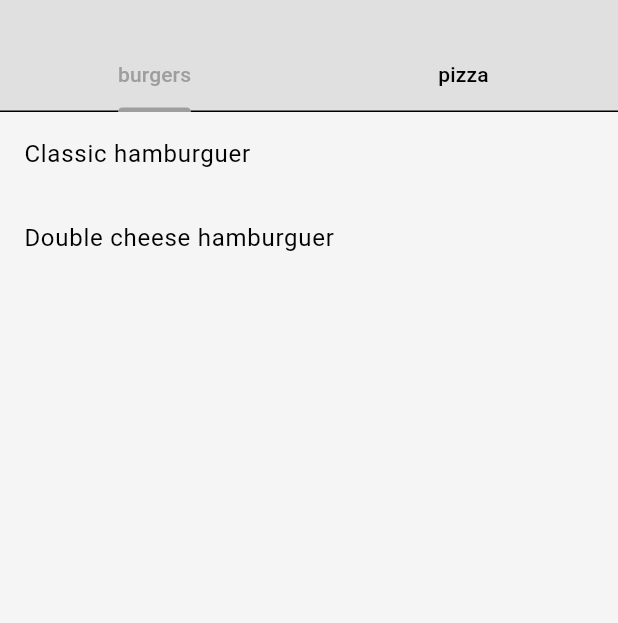
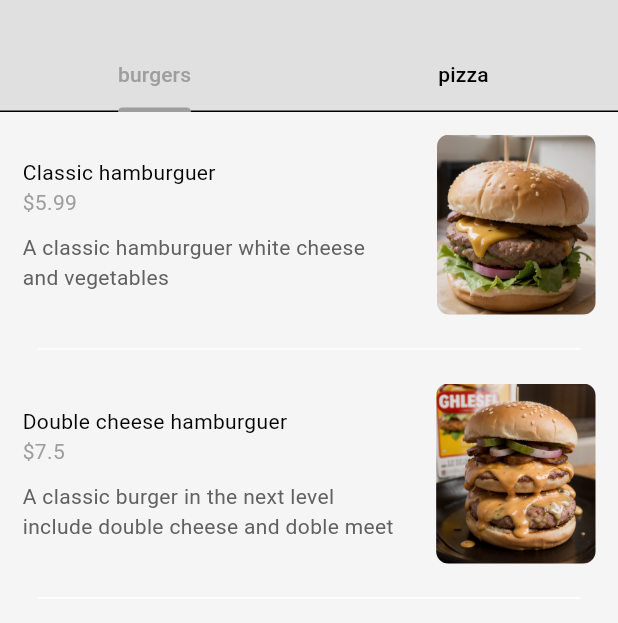
Before and after one commit to BryanAvalos23/delivery, a Flutter app: the HomePage screen opened directly, on a phone screen of 412 x 824 dp, the part 398-1021 px from its top. Run offline on Flutter 3.47's test engine with Material 3 defaults, Android fonts, the phone set to English and light mode, and no system bars.

Commit message:
feat: filter foods in pages with the information

```diff
--- a/lib/components/my_food_tile.dart
+++ b/lib/components/my_food_tile.dart
@@ -0,0 +1,73 @@
+import 'package:delivery/models/food.dart';
+import 'package:flutter/material.dart';
+
+class FoodTile extends StatelessWidget {
+  final Food food;
+  final void Function()? onTap;
+
+  const FoodTile({
+    super.key,
+    required this.food,
+    required this.onTap,
+  });
+
+  @override
+  Widget build(BuildContext context) {
+    return Column(
+      children: [
+        GestureDetector(
+          onTap: onTap,
+          child: Padding(
+            padding: const EdgeInsets.all(15.0),
+            child: Row(
+              children: [
+                // Text food details
+                Expanded(
+                  child: Column(
+                    crossAxisAlignment: CrossAxisAlignment.start,
+                    children: [
+                      Text(food.name),
+                      Text(
+                        '\$${food.price}',
+                        style: TextStyle(
+                          color: Theme.of(context).colorScheme.primary,
+                        ),
+                      ),
+                      const SizedBox(
+                        height: 10,
+                      ),
+                      Text(
+                        food.description,
+                        style: TextStyle(
+                          color: Theme.of(context).colorScheme.inversePrimary,
+                        ),
+                      ),
+                    ],
+                  ),
+                ),
+
+                const SizedBox(
+                  width: 25,
+                ),
+
+                // food Images
+                ClipRRect(
+                  borderRadius: BorderRadius.circular(8),
+                  child: Image.asset(
+                    food.imagePath,
+                    height: 120,
+                  ),
+                ),
+              ],
+            ),
+          ),
+        ),
+        Divider(
+          color: Theme.of(context).colorScheme.tertiary,
+          indent: 25,
+          endIndent: 25,
+        ),
+      ],
+    );
+  }
+}
--- a/lib/models/restaurant.dart
+++ b/lib/models/restaurant.dart
@@ -32,7 +32,7 @@ class Restaurant extends ChangeNotifier {
       name: "Double cheese hamburguer",
       description:
           "A classic burger in the next level include double cheese and doble meet",
-      imagePath: "lib/images/hamburguers/doublecheese.png",
+      imagePath: "lib/images/hamburguers/doblecheese.png",
       price: 7.50,
       category: FoodCategory.burgers,
       availableAddon: [
--- a/lib/pages/home_page.dart
+++ b/lib/pages/home_page.dart
@@ -1,5 +1,6 @@
 import 'package:delivery/components/description_box.dart';
 import 'package:delivery/components/drawer.dart';
+import 'package:delivery/components/my_food_tile.dart';
 import 'package:delivery/components/my_tab_bar.dart';
 import 'package:delivery/components/sliver_app_bar.dart';
 import 'package:delivery/models/category.dart';
@@ -42,6 +43,7 @@ class _HomePageState extends State<HomePage>
   // return list of foods in give category
   List<Widget> getFoodInCategory(List<Food> fullMenu) {
     return FoodCategory.values.map((category) {
+      // get catogy menu
       List<Food> categoryMenu = _filterMenuByCategory(category, fullMenu);
 
       return ListView.builder(
@@ -49,9 +51,11 @@ class _HomePageState extends State<HomePage>
         physics: const NeverScrollableScrollPhysics(),
         padding: EdgeInsets.zero,
         itemBuilder: (context, index) {
-          return ListTile(
-            title: Text(categoryMenu[index].name),
-          );
+          // get individual food
+          final food = categoryMenu[index];
+
+          //return food tile UI
+          return FoodTile(food: food, onTap: () {});
         },
       );
     }).toList();
```
Also changed, not shown: lib/images/hamburguers/doblecheese.png, lib/images/hamburguers/hamburguer.png, lib/images/pizza/cheese.png, lib/images/pizza/peperoni.png, lib/pages/food_page.dart (added).
